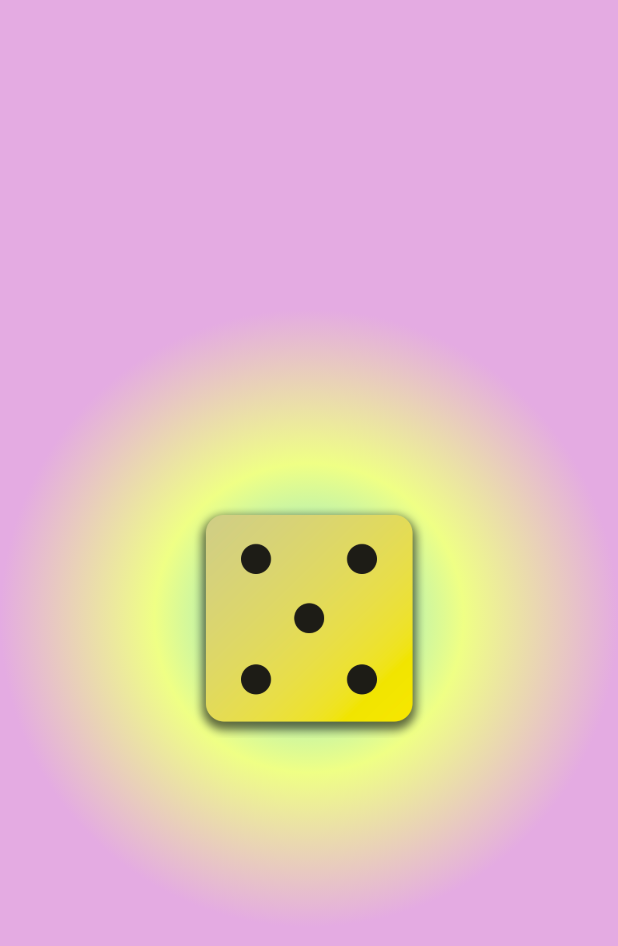
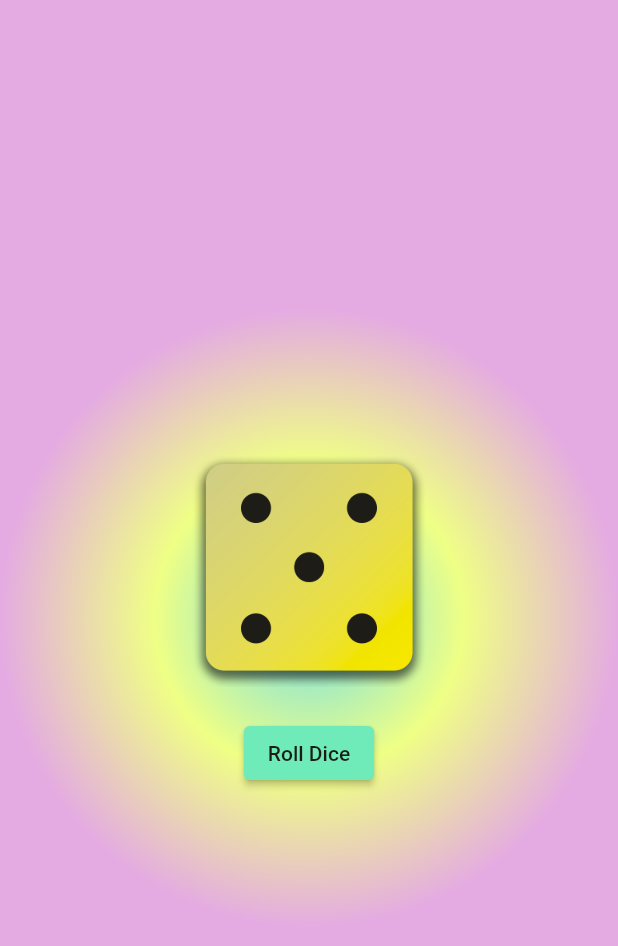
Before and after one commit to gabriela035/Flutter-RollDice_app, a Flutter app: the screen it shows after launch, on a phone screen of 412 x 824 dp. Shown: the top 946 px of the screen. Run offline on Flutter 3.47's test engine with Material 2 defaults, Android fonts, the phone set to English and light mode, and no system bars.

Commit message:
added a button

```diff
--- /dev/null
+++ b/lib/dice_roller.dart
@@ -0,0 +1,47 @@
+import 'package:flutter/material.dart';
+
+class DiceRoller extends StatefulWidget {
+  const DiceRoller({Key? key}) : super(key: key);
+
+  @override
+  State<DiceRoller> createState() {
+    return _DiceRollerState();
+  }
+}
+
+class _DiceRollerState extends State<DiceRoller> {
+  var activeDiceImage = 'assets/images/dice-5.png';
+  void rollDice() {
+    setState(() {
+      activeDiceImage = 'assets/images/dice-6.png';
+    });
+  }
+
+  @override
+  Widget build(BuildContext context) {
+    return Column(
+      mainAxisSize: MainAxisSize.min,
+      children: [
+        Image.asset(
+          activeDiceImage,
+          width: 160,
+        ),
+        const SizedBox(height: 20),
+        ElevatedButton(
+          style: ElevatedButton.styleFrom(
+            backgroundColor: const Color.fromARGB(255, 111, 235, 185),
+          ),
+          onPressed: () {
+            rollDice();
+          }, //anonymous function
+          child: const Text(
+            'Roll Dice',
+            style: TextStyle(
+              color: Color.fromRGBO(27, 28, 22, 1),
+            ),
+          ),
+        )
+      ],
+    );
+  }
+}
--- a/lib/gradient_container.dart
+++ b/lib/gradient_container.dart
@@ -1,4 +1,5 @@
 //import 'package:first_app/text.dart';
+import 'package:first_app/dice_roller.dart';
 import 'package:flutter/material.dart';
 
 class GradientContainer extends StatelessWidget {
@@ -22,11 +23,8 @@ class GradientContainer extends StatelessWidget {
           ],
         ),
       ),
-      child: Center(
-        child: Image.asset(
-          'assets/images/dice-5.png',
-          width: 160,
-        ),
+      child: const Center(
+        child: DiceRoller(),
       ),
     );
   }
--- a/lib/main.dart
+++ b/lib/main.dart
@@ -6,6 +6,7 @@ import 'gradient_container.dart';
 void main() {
   runApp(
     const MaterialApp(
+      debugShowCheckedModeBanner: false, //remove debug banner
       home: Scaffold(
           body: GradientContainer(
               Color.fromARGB(255, 111, 221, 235),
```
